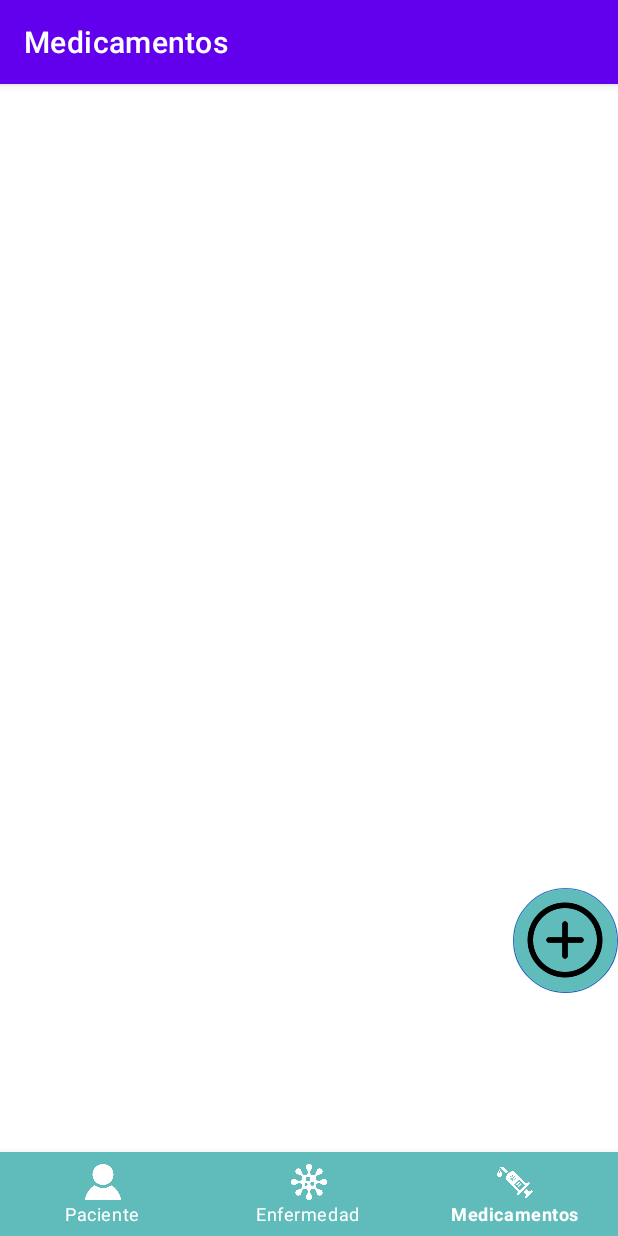
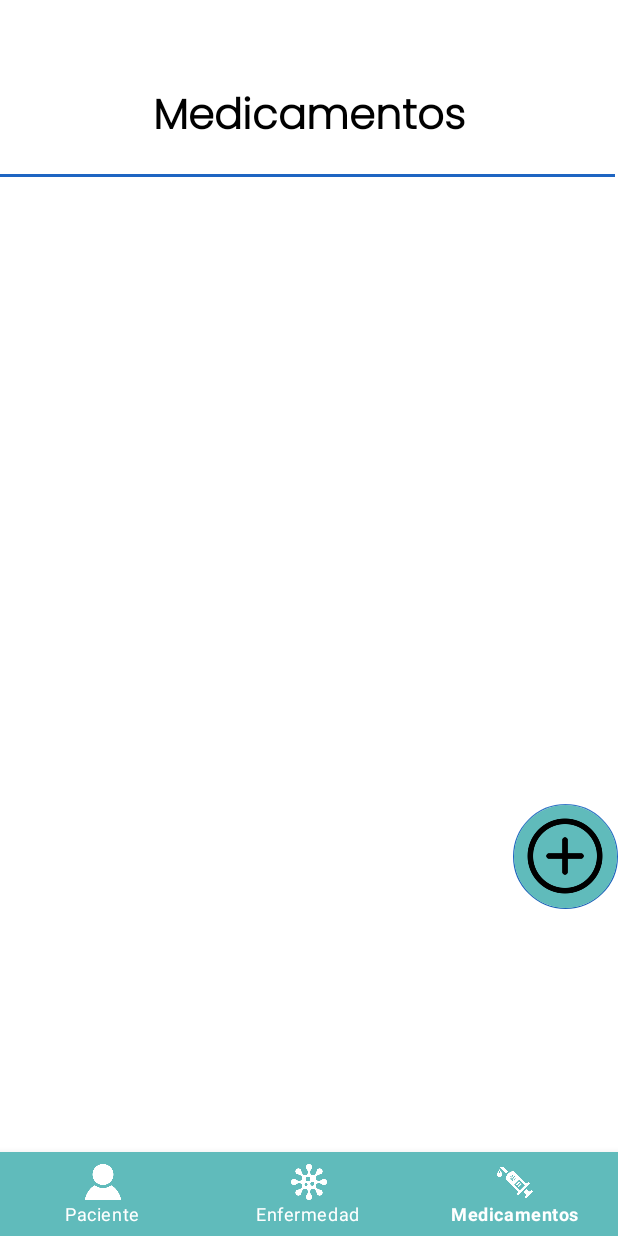
Before and after one commit to NicoleCampos19/ProyectoFormativo, an Android app: the NotificationsFragment screen opened through its navigation route, on a phone screen of 412 x 824 dp. Run offline under Robolectric (Android 15) with nearby library versions, the light colour scheme and no system bars; our stand-ins replace navigation-ui.

Commit message:
Cambios en interfaces

```diff
--- a/app/src/main/java/emily/gabriela/proyectoformativo/MainActivity.kt
+++ b/app/src/main/java/emily/gabriela/proyectoformativo/MainActivity.kt
@@ -20,6 +20,10 @@
 
         binding = ActivityMainBinding.inflate(layoutInflater)
         setContentView(binding.root)
+
+        //Para quitar lo moradito de los fragments
+        getSupportActionBar()?.hide()
+
         //Para cambiar el colo de la barra
         window.statusBarColor = ContextCompat.getColor(this, R.color.white)
 
--- a/app/src/main/java/emily/gabriela/proyectoformativo/ui/home/HomeFragment.kt
+++ b/app/src/main/java/emily/gabriela/proyectoformativo/ui/home/HomeFragment.kt
@@ -28,10 +28,6 @@
         _binding = FragmentHomeBinding.inflate(inflater, container, false)
         val root: View = binding.root
 
-        val textView: TextView = binding.textHome
-        homeViewModel.text.observe(viewLifecycleOwner) {
-            textView.text = it
-        }
         return root
     }
 
--- a/app/src/main/java/emily/gabriela/proyectoformativo/ui/home/HomeViewModel.kt
+++ b/app/src/main/java/emily/gabriela/proyectoformativo/ui/home/HomeViewModel.kt
@@ -6,8 +6,4 @@
 
 class HomeViewModel : ViewModel() {
 
-    private val _text = MutableLiveData<String>().apply {
-        value = "This is home Fragment"
-    }
-    val text: LiveData<String> = _text
 }
--- a/app/src/main/res/layout/activity_bienvenida.xml
+++ b/app/src/main/res/layout/activity_bienvenida.xml
@@ -44,7 +44,7 @@
         android:text="Bienvenida al Hospital Bloom"
         android:textAlignment="center"
         android:textColor="@color/material_dynamic_neutral90"
-        android:textSize="48sp"
+        android:textSize="45sp"
         android:textStyle="bold"
         app:layout_constraintEnd_toEndOf="parent"
         app:layout_constraintTop_toTopOf="@+id/imageView" />
@@ -68,11 +68,11 @@
         android:id="@+id/textView3"
         android:layout_width="wrap_content"
         android:layout_height="wrap_content"
-        android:layout_marginBottom="128dp"
+        android:layout_marginBottom="152dp"
         android:fontFamily="@font/poppins"
         android:text="¿Deseas ver como están tus pacientes?"
         android:textAlignment="center"
-        android:textColor="@color/material_dynamic_neutral_variant80"
+        android:textColor="@color/white"
         android:textSize="24sp"
         android:textStyle="bold"
         app:layout_constraintBottom_toBottomOf="parent"
--- a/app/src/main/res/layout/fragment_notifications.xml
+++ b/app/src/main/res/layout/fragment_notifications.xml
@@ -5,6 +5,31 @@
     android:layout_height="match_parent"
     tools:context=".ui.notifications.NotificationsFragment">
 
+    <TextView
+        android:id="@+id/textHome"
+        android:layout_width="match_parent"
+        android:layout_height="70dp"
+        android:fontFamily="@font/poppins"
+        android:text="Medicamentos"
+        android:textAlignment="center"
+        android:textColor="#000000"
+        android:textSize="28sp"
+        android:textStyle="bold"
+        app:layout_constraintEnd_toEndOf="parent"
+        app:layout_constraintHorizontal_bias="1.0"
+        app:layout_constraintStart_toStartOf="parent"
+        app:layout_constraintTop_toTopOf="parent" />
+
+    <View
+        android:id="@+id/view2"
+        android:layout_width="410dp"
+        android:layout_height="2dp"
+        android:layout_marginTop="60dp"
+        android:background="#1E65C2"
+        app:layout_constraintEnd_toEndOf="parent"
+        app:layout_constraintHorizontal_bias="0.0"
+        app:layout_constraintStart_toStartOf="parent"
+        app:layout_constraintTop_toTopOf="@+id/textHome" />
     <com.google.android.material.floatingactionbutton.FloatingActionButton
         android:id="@+id/fab"
         android:layout_height="wrap_content"
```
Also changed, not shown: app/src/main/res/layout/fragment_dashboard.xml (+23 -5 lines), app/src/main/res/layout/fragment_home.xml (+19 -7 lines).
